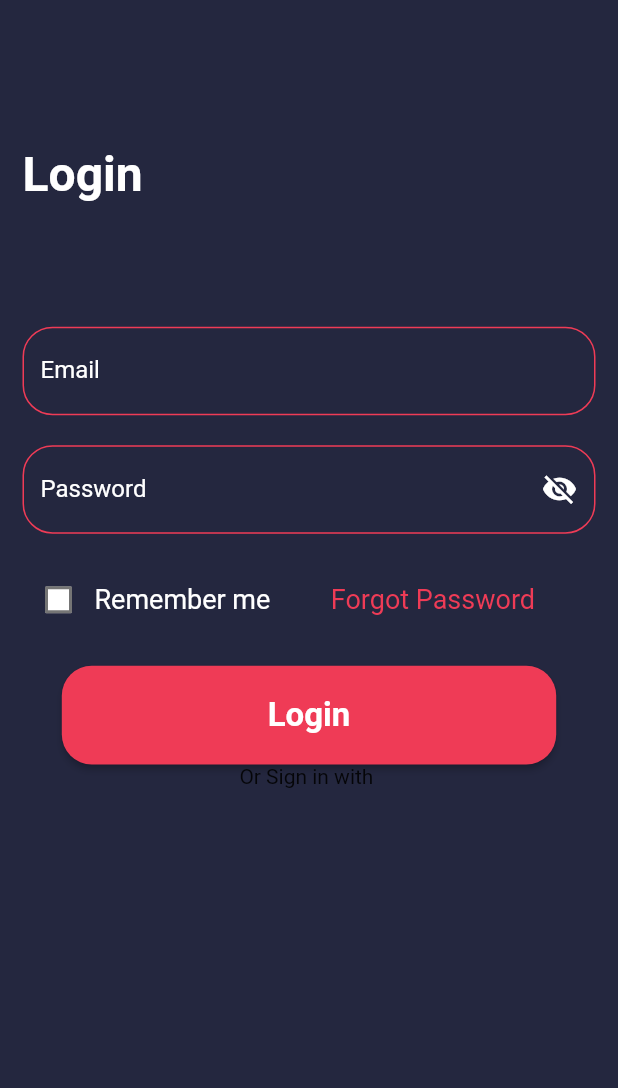
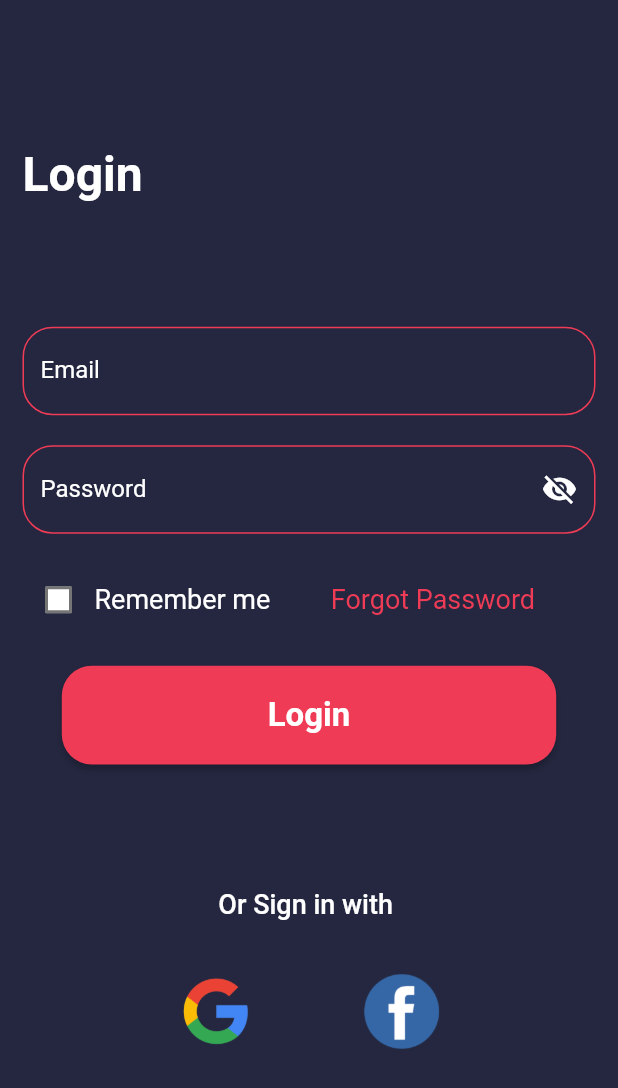
Before and after one commit to MuhammedNihalcp/social_media_app, a Flutter app: the screen it shows after launch, on a phone screen of 412 x 824 dp. Shown: the top 1088 px of the screen. Run offline on Flutter 3.47's test engine with Material 2 defaults, Android fonts, the phone set to English and light mode, and no system bars.

Commit message:
add two images

```diff
--- a/lib/Screen/auth/login_screen/view/login_view.dart
+++ b/lib/Screen/auth/login_screen/view/login_view.dart
@@ -123,8 +123,35 @@ class ScreenLogin extends StatelessWidget {
                       style: authButtonTextStyle,
                     ),
                   ),
-
-                  Text('Or Sign in with ')
+                  SizedBox(
+                    height: height * 0.1,
+                  ),
+                  const Text(
+                    'Or Sign in with ',
+                    style: TextStyle(
+                      color: colorWhith,
+                      fontWeight: FontWeight.w500,
+                      fontSize: 18,
+                    ),
+                  ),
+                  kheight20,
+                  Row(
+                    mainAxisAlignment: MainAxisAlignment.center,
+                    children: [
+                      Image(
+                        width: width * 0.3,
+                        height: height * 0.1,
+                        image:
+                            const AssetImage('assets/images/google_logo.png'),
+                      ),
+                      Image(
+                        width: width * 0.3,
+                        height: height * 0.075,
+                        image:
+                            const AssetImage('assets/images/facebook_logo.png'),
+                      ),
+                    ],
+                  ),
                 ],
               ),
             ),
--- a/pubspec.yaml
+++ b/pubspec.yaml
@@ -60,9 +60,9 @@ flutter:
   uses-material-design: true
 
   # To add assets to your application, add an assets section, like this:
-  # assets:
-  #   - images/a_dot_burr.jpeg
-  #   - images/a_dot_ham.jpeg
+  assets:
+    - assets/images/facebook_logo.png
+    - assets/images/google_logo.png
 
   # An image asset can refer to one or more resolution-specific "variants", see
   # https://flutter.dev/assets-and-images/#resolution-aware
```
Also changed, not shown: assets/images/facebook_logo.png (added), assets/images/google_logo.png (added).
